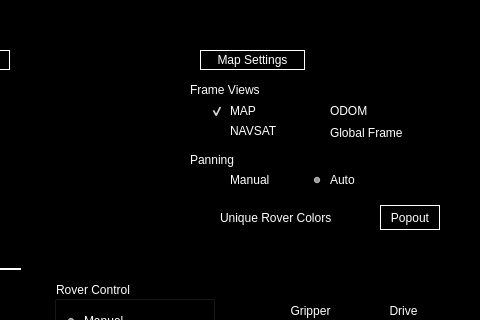
Above: src/rover_gui_plugin.ui from BCLab-UNM/SwarmathonIV-Cabrillo-Public before the change; both pictures show x 620 to 1100 and y 276 to 596 of the 1100 by 725 pixel window. Below: the same form after it.
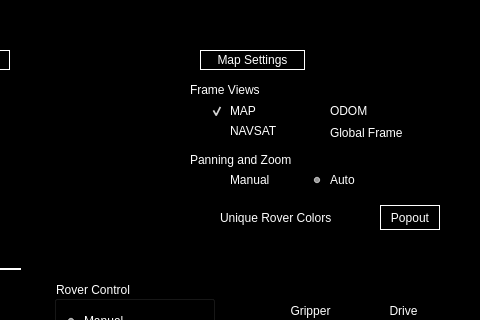
That is the form after the change. The open tabs and pages were chosen to show the change. Custom widgets are drawn as their Qt base class.

Commit message:
fixed issue #70 ("Panning" should be "Panning and Zoom" in Map Settings)
The problem:
    A label in the GUI was set to "Panning", which was too vague.
The solution:
    The label was edited to be "Panning and Zoom" so that users of the
    GUI would no that they also had control over manual zooming in the
    map frame.

The edit to the form file:
```diff
--- a/src/rover_gui_plugin.ui
+++ b/src/rover_gui_plugin.ui
@@ -397,7 +397,7 @@
        <rect>
         <x>10</x>
         <y>90</y>
-        <width>90</width>
+        <width>131</width>
         <height>20</height>
        </rect>
       </property>
@@ -405,7 +405,7 @@
        <string notr="true">color: rgb(255, 255, 255);</string>
       </property>
       <property name="text">
-       <string>Panning</string>
+       <string>Panning and Zoom</string>
       </property>
       <property name="alignment">
        <set>Qt::AlignLeading|Qt::AlignLeft|Qt::AlignVCenter</set>
```
